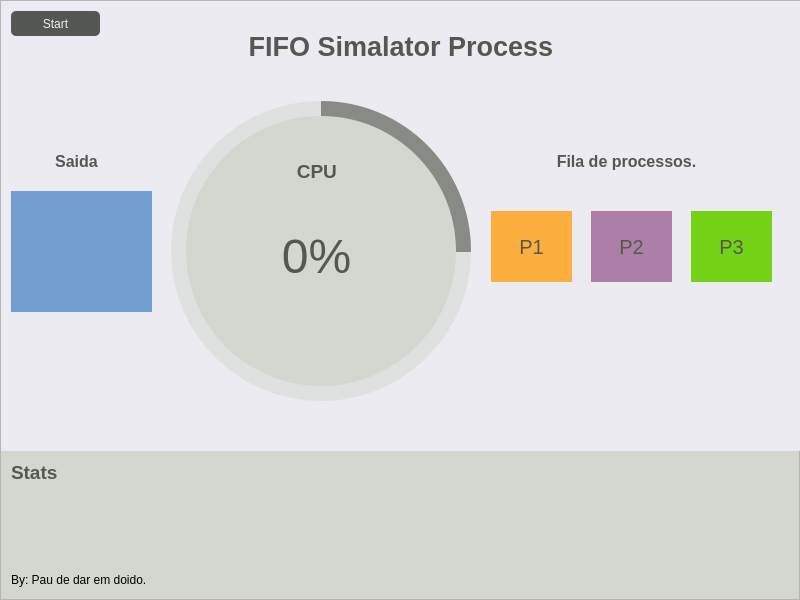
Qt form ui_fifo_simulator/fifo_simulator.ui (hadtrindade/fifo-simulator) before a commit.
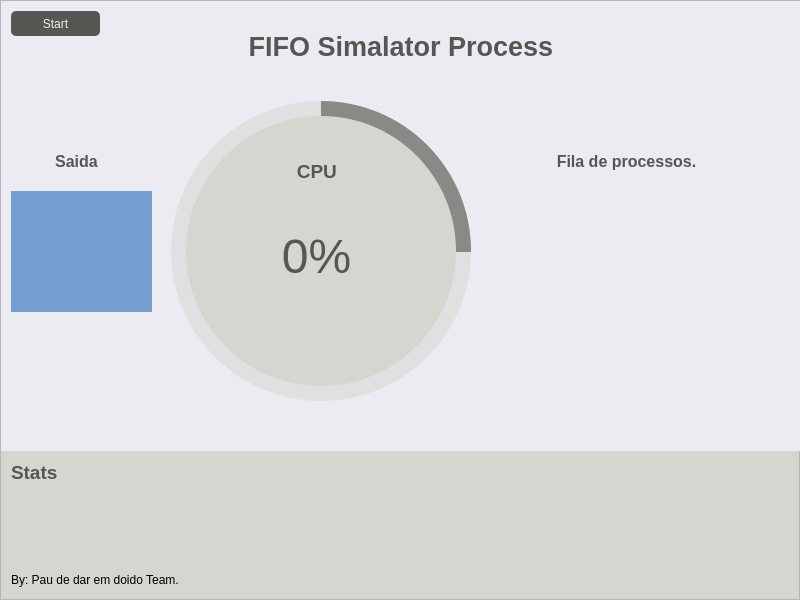
The same form after that commit. Icons and pictures are not drawn.

```diff
--- a/ui_fifo_simulator/fifo_simulator.ui
+++ b/ui_fifo_simulator/fifo_simulator.ui
@@ -253,7 +253,7 @@
          </rect>
         </property>
         <property name="styleSheet">
-         <string notr="true">background-color: rgb(252, 175, 62);</string>
+         <string notr="true"/>
         </property>
         <property name="frameShape">
          <enum>QFrame::NoFrame</enum>
@@ -276,7 +276,7 @@
 }</string>
            </property>
            <property name="text">
-            <string>P1</string>
+            <string/>
            </property>
            <property name="alignment">
             <set>Qt::AlignCenter</set>
@@ -330,7 +330,7 @@
          </rect>
         </property>
         <property name="styleSheet">
-         <string notr="true">background-color: rgb(173, 127, 168);</string>
+         <string notr="true"/>
         </property>
         <property name="frameShape">
          <enum>QFrame::NoFrame</enum>
@@ -353,7 +353,7 @@
 }</string>
            </property>
            <property name="text">
-            <string>P2</string>
+            <string/>
            </property>
            <property name="alignment">
             <set>Qt::AlignCenter</set>
@@ -372,8 +372,7 @@
          </rect>
         </property>
         <property name="styleSheet">
-         <string notr="true">background-color: rgb(252, 175, 62);
-background-color: rgb(115, 210, 22);</string>
+         <string notr="true"/>
         </property>
         <property name="frameShape">
          <enum>QFrame::NoFrame</enum>
@@ -396,7 +395,7 @@
 }</string>
            </property>
            <property name="text">
-            <string>P3</string>
+            <string/>
            </property>
            <property name="alignment">
             <set>Qt::AlignCenter</set>
@@ -482,12 +481,12 @@
          <rect>
           <x>10</x>
           <y>120</y>
-          <width>331</width>
+          <width>221</width>
           <height>17</height>
          </rect>
         </property>
         <property name="text">
-         <string>By: Pau de dar em doido.</string>
+         <string>By: Pau de dar em doido Team.</string>
         </property>
        </widget>
       </widget>
```
